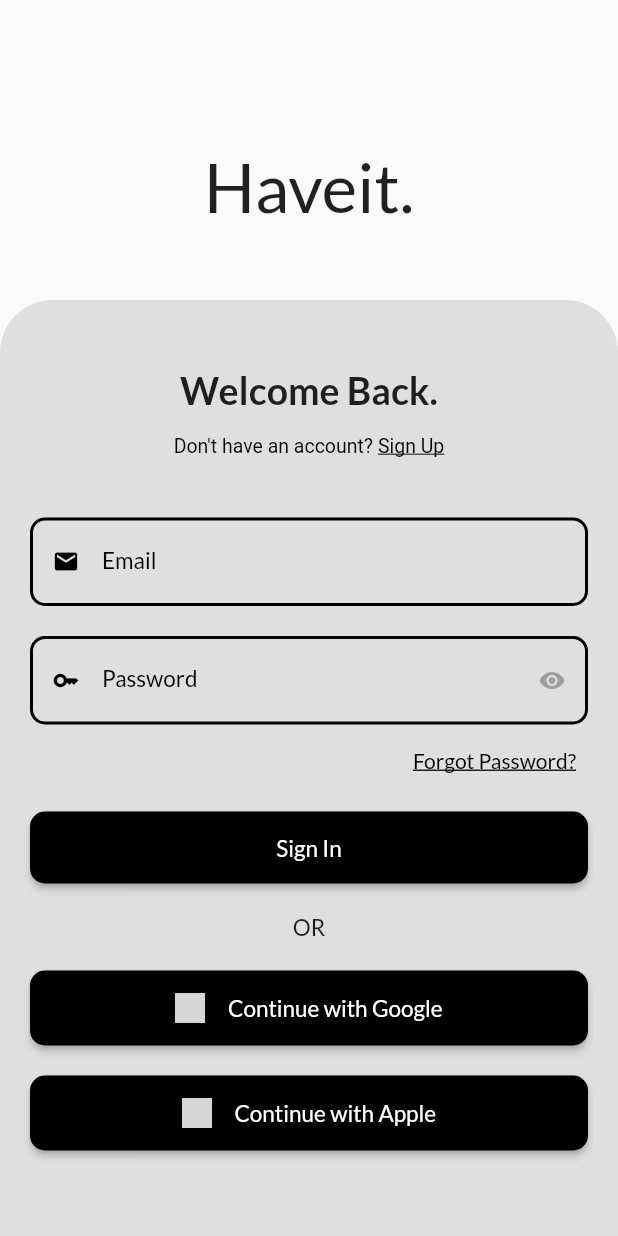
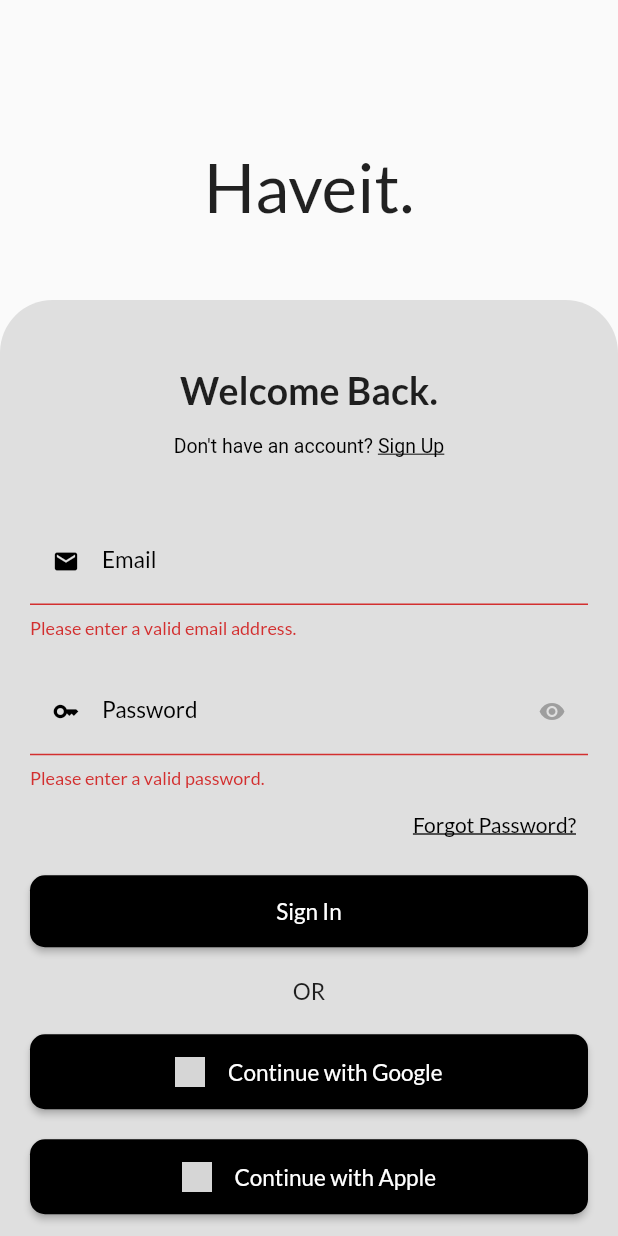
Before and after one commit to suhdanny/flutter_habitualize, a Flutter app: the LogInScreen screen opened by its route, after a tap on "Sign In", on a phone screen of 412 x 824 dp. Run offline on Flutter 3.47's test engine with Material 2 defaults, Android fonts, the phone set to English and light mode, and no system bars; our stand-ins replace cloud_firestore, date_picker_timeline, dot_navigation_bar, email_validator, emoji_picker_flutter, firebase_auth and 13 more; missing offline and left inert: flutter_iconpicker; accounts and stored records are empty; network calls fail; grey boxes are pictures that could not be loaded.

Commit message:
Add email and password validation as well as display firebase error message in login screen

```diff
--- a/lib/screens/login_screen.dart
+++ b/lib/screens/login_screen.dart
@@ -1,6 +1,6 @@
 import 'package:flutter/gestures.dart';
 import 'package:flutter/material.dart';
-import '../widgets/auth_text_field.dart';
+import '../widgets/auth_text_form_field.dart';
 import '../services/sign_in_with_google.dart';
 import '../services/sign_in_with_email_and_password.dart';
 
@@ -12,14 +12,24 @@ class LogInScreen extends StatefulWidget {
 }
 
 class _LogInScreenState extends State<LogInScreen> {
+  final _formKey = GlobalKey<FormState>();
   final _emailController = TextEditingController();
   final _passwordController = TextEditingController();
+  String? _errorMessage;
+
+  void setErrorMessage(message) {
+    setState(() {
+      _errorMessage = message;
+    });
+  }
 
   @override
   Widget build(BuildContext context) {
     return Scaffold(
       resizeToAvoidBottomInset: false,
-      body: Column(
+      body: Form(
+        key: _formKey,
+        child: Column(
           crossAxisAlignment: CrossAxisAlignment.center,
           children: [
             const SizedBox(height: 50),
@@ -79,7 +89,7 @@ class _LogInScreenState extends State<LogInScreen> {
                       ),
                     ),
                     const SizedBox(height: 40),
-                  AuthTextField(
+                    AuthTextFormField(
                       controller: _emailController,
                       labelText: 'Email',
                       hintText: 'Enter Your E-mail',
@@ -88,7 +98,7 @@ class _LogInScreenState extends State<LogInScreen> {
                       hidden: false,
                     ),
                     const SizedBox(height: 20),
-                  AuthTextField(
+                    AuthTextFormField(
                       controller: _passwordController,
                       labelText: 'Password',
                       hintText: 'hintText',
@@ -114,13 +124,28 @@ class _LogInScreenState extends State<LogInScreen> {
                       ],
                     ),
                     const SizedBox(height: 10),
+                    if (_errorMessage != null)
+                      Container(
+                        margin: const EdgeInsets.only(bottom: 15),
+                        child: Text(
+                          _errorMessage!,
+                          style: const TextStyle(
+                            color: Colors.red,
+                            fontSize: 15,
+                          ),
+                        ),
+                      ),
                     SizedBox(
                       width: double.infinity,
                       child: ElevatedButton(
                         onPressed: () {
+                          bool isValid = _formKey.currentState!.validate();
+                          if (!isValid) return;
+
                           signInWithEmailAndPassword(
                             _emailController.text.trim(),
                             _passwordController.text.trim(),
+                            setErrorMessage,
                           );
                         },
                         style: ElevatedButton.styleFrom(
@@ -230,6 +255,7 @@ class _LogInScreenState extends State<LogInScreen> {
             ),
           ],
         ),
+      ),
     );
   }
 }
--- a/lib/screens/splash_screen.dart
+++ b/lib/screens/splash_screen.dart
@@ -32,7 +32,7 @@ class _SplashScreenState extends State<SplashScreen>
       context,
       MaterialPageRoute(
         builder: ((context) {
-          if (isViewed == null || isViewed == 1) {
+          if (isViewed == null || isViewed == 0) {
             return const WalkthroughScreen();
           } else {
             return StreamBuilder(
--- a/lib/widgets/auth_text_field.dart
+++ b/lib/widgets/auth_text_form_field.dart
@@ -1,7 +1,8 @@
 import 'package:flutter/material.dart';
+import 'package:email_validator/email_validator.dart';
 
-class AuthTextField extends StatefulWidget {
-  const AuthTextField({
+class AuthTextFormField extends StatefulWidget {
+  const AuthTextFormField({
     required this.controller,
     required this.labelText,
     required this.hintText,
@@ -19,10 +20,10 @@ class AuthTextField extends StatefulWidget {
   final bool hidden;
 
   @override
-  State<AuthTextField> createState() => _AuthTextFieldState();
+  State<AuthTextFormField> createState() => _AuthTextFormFieldState();
 }
 
-class _AuthTextFieldState extends State<AuthTextField> {
+class _AuthTextFormFieldState extends State<AuthTextFormField> {
   bool _obscureText = false;
 
   @override
@@ -33,10 +34,24 @@ class _AuthTextFieldState extends State<AuthTextField> {
     }
   }
 
+  getValidator() {
+    if (widget.labelText == 'Email') {
+      return (email) =>
+          email == null || email.isEmpty || !EmailValidator.validate(email)
+              ? 'Please enter a valid email address.'
+              : null;
+    } else if (widget.labelText == 'Password') {
+      return (password) => password == null || password.isEmpty
+          ? 'Please enter a valid password.'
+          : null;
+    }
+  }
+
   @override
   Widget build(BuildContext context) {
-    return TextField(
+    return TextFormField(
       controller: widget.controller,
+      validator: getValidator(),
       obscureText: _obscureText,
       cursorColor: Colors.black,
       keyboardType: widget.keyboardType,
--- a/pubspec.yaml
+++ b/pubspec.yaml
@@ -57,6 +57,7 @@ dependencies:
   lottie: ^2.2.0
   smooth_page_indicator: ^1.0.0+2
   shared_preferences: ^2.0.16
+  email_validator: ^2.1.16
 
 dev_dependencies:
   flutter_test:
```
Also changed, not shown: lib/screens/signup_screen.dart (+5 -5 lines), lib/services/sign_in_with_email_and_password.dart (+9 -3 lines), pubspec.lock. Lines whose indentation alone changed are shown as unchanged.
